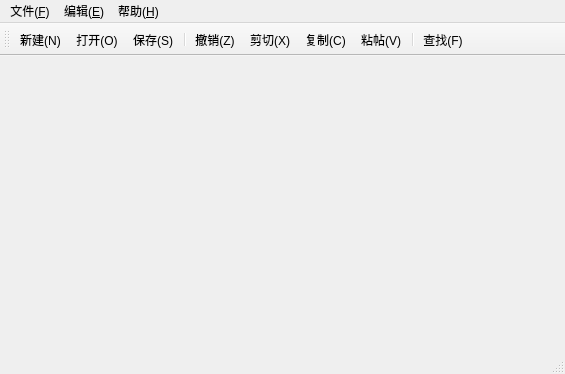
This is src/Lootepad/mainwindow.ui in xuzhuoyi/LDE-Embedded as Qt 5 draws it before an edit. The edited form follows.
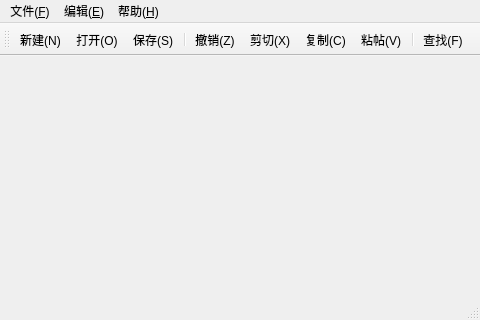
This is the edited form. Icons and pictures are not drawn.

The edit to the form file:
```diff
--- a/src/Lootepad/mainwindow.ui
+++ b/src/Lootepad/mainwindow.ui
@@ -6,8 +6,8 @@
    <rect>
     <x>0</x>
     <y>0</y>
-    <width>565</width>
-    <height>374</height>
+    <width>480</width>
+    <height>320</height>
    </rect>
   </property>
   <property name="windowTitle">
@@ -25,7 +25,7 @@
     <rect>
      <x>0</x>
      <y>0</y>
-     <width>565</width>
+     <width>480</width>
      <height>22</height>
     </rect>
    </property>
```
